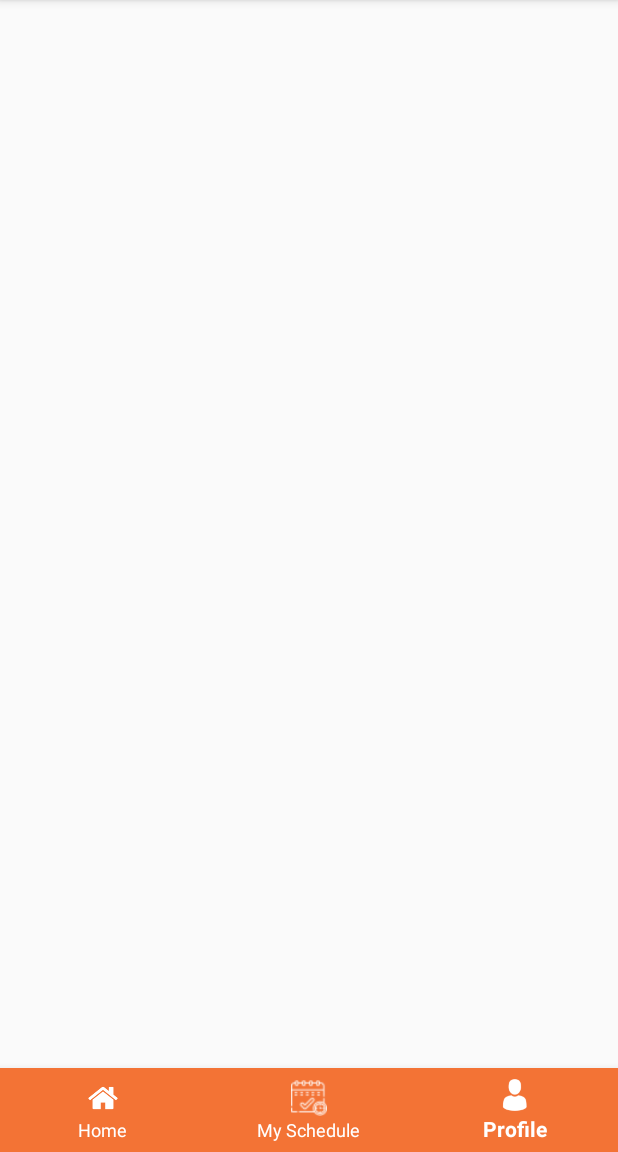
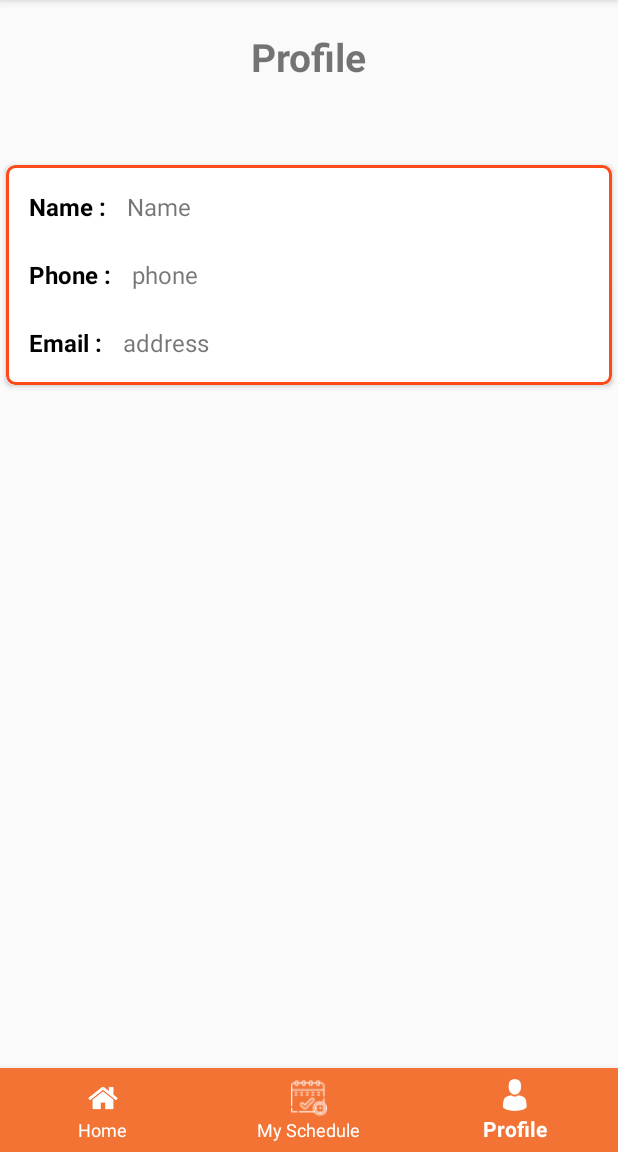
Before and after one commit to softwrengr/Firebase, an Android app: the fragment CustomerHomeFragment shown on its own in the app's theme, item 3 of the bottom bar chosen, on a phone screen of 412 x 824 dp, the part 84-1236 px from its top. Run offline under Robolectric (Android 15) with nearby library versions, the phone set to English and light mode, and no system bars; our stand-ins replace ButterKnife, Firebase (no records; nobody signed in at launch, a user with empty details on screens opened directly).

Commit message:
profile work done

```diff
--- a/app/build.gradle
+++ b/app/build.gradle
@@ -60,4 +60,6 @@ dependencies {
 
 
 
+
+
 apply plugin: 'com.google.gms.google-services'
--- a/app/src/main/java/com/techease/appointment/fragments/customer/CustomerHomeFragment.java
+++ b/app/src/main/java/com/techease/appointment/fragments/customer/CustomerHomeFragment.java
@@ -56,7 +56,7 @@ public class CustomerHomeFragment extends Fragment {
                     GeneralUtils.connectCustomerFragment(getActivity(),new CustomerAppointmentFragment());
                     return true;
                 case R.id.navigation_profile:
-                    Toast.makeText(getActivity(), "profile", Toast.LENGTH_SHORT).show();
+                    GeneralUtils.connectCustomerFragment(getActivity(),new CustomerProfileFragment());
                     return true;
             }
             return false;
--- /dev/null
+++ b/app/src/main/java/com/techease/appointment/fragments/customer/CustomerProfileFragment.java
@@ -0,0 +1,83 @@
+package com.techease.appointment.fragments.customer;
+
+import android.content.Context;
+import android.net.Uri;
+import android.os.Bundle;
+import android.support.v4.app.Fragment;
+import android.util.Log;
+import android.view.LayoutInflater;
+import android.view.View;
+import android.view.ViewGroup;
+import android.widget.TextView;
+import android.widget.Toast;
+
+import com.google.firebase.auth.FirebaseAuth;
+import com.google.firebase.database.DataSnapshot;
+import com.google.firebase.database.DatabaseError;
+import com.google.firebase.database.DatabaseReference;
+import com.google.firebase.database.FirebaseDatabase;
+import com.google.firebase.database.ValueEventListener;
+import com.techease.appointment.R;
+import com.techease.appointment.utilities.GeneralUtils;
+
+import butterknife.BindView;
+import butterknife.ButterKnife;
+
+
+public class CustomerProfileFragment extends Fragment {
+    @BindView(R.id.tv_profile_name)
+    TextView tvProfileName;
+    @BindView(R.id.tv_profile_phone)
+    TextView tvProfilePhone;
+    @BindView(R.id.tv_profile_email)
+    TextView tvProfileEmail;
+    View view;
+    private DatabaseReference databaseReference;
+    FirebaseDatabase firebaseDatabase;
+    private String strCustomerName;
+
+    @Override
+    public View onCreateView(LayoutInflater inflater, ViewGroup container,
+                             Bundle savedInstanceState) {
+        // Inflate the layout for this fragment
+        view = inflater.inflate(R.layout.fragment_customer_profile, container, false);
+        strCustomerName = GeneralUtils.getEmail(getActivity());
+        String[] splitStr = strCustomerName.split("@");
+        strCustomerName = splitStr[0];
+        initUI();
+        return view;
+    }
+
+    private void initUI() {
+        ButterKnife.bind(this, view);
+        firebaseDatabase = FirebaseDatabase.getInstance();
+        showProfileInfo();
+    }
+
+    private void showProfileInfo() {
+        databaseReference = firebaseDatabase.getReference("Profile").child(strCustomerName);
+        ValueEventListener eventListener = new ValueEventListener() {
+            @Override
+            public void onDataChange(DataSnapshot dataSnapshot) {
+
+                    if (!dataSnapshot.exists()) {
+                        Toast.makeText(getActivity(), "No data available", Toast.LENGTH_SHORT).show();
+                    } else {
+                        String name = dataSnapshot.child("name").getValue().toString();
+                        String phone = dataSnapshot.child("phone").getValue().toString();
+                        String email = dataSnapshot.child("email").getValue().toString();
+
+                        tvProfileName.setText(name);
+                        tvProfilePhone.setText(phone);
+                        tvProfileEmail.setText(email);
+                    }
+                }
+
+
+            @Override
+            public void onCancelled(DatabaseError databaseError) {
+            }
+        };
+        databaseReference.addListenerForSingleValueEvent(eventListener);
+    }
+}
--- a/app/src/main/java/com/techease/appointment/fragments/retailers/RetailerHomeFragment.java
+++ b/app/src/main/java/com/techease/appointment/fragments/retailers/RetailerHomeFragment.java
@@ -54,7 +54,7 @@ public class RetailerHomeFragment extends Fragment {
                     GeneralUtils.connectFrag(getActivity(),new SeeApointmentFragment());
                     return true;
                 case R.id.navigation_profile:
-                    Toast.makeText(getActivity(), "profile", Toast.LENGTH_SHORT).show();
+                    GeneralUtils.connectFrag(getActivity(),new RetailerProfileFragment());
                     return true;
             }
             return false;
--- /dev/null
+++ b/app/src/main/res/layout/fragment_customer_profile.xml
@@ -0,0 +1,134 @@
+<LinearLayout xmlns:android="http://schemas.android.com/apk/res/android"
+    xmlns:tools="http://schemas.android.com/tools"
+    android:layout_width="match_parent"
+    android:layout_height="match_parent"
+    xmlns:card_view="http://schemas.android.com/apk/res-auto"
+    android:orientation="vertical"
+    tools:context="com.techease.appointment.fragments.customer.CustomerProfileFragment">
+
+
+
+    <TextView
+        android:layout_width="wrap_content"
+        android:layout_height="wrap_content"
+        android:text="Profile"
+        android:textStyle="bold"
+        android:textSize="26sp"
+        android:layout_gravity="center"
+        android:layout_marginTop="20sp"/>
+
+
+
+    <android.support.v7.widget.CardView
+        android:layout_width="match_parent"
+        android:layout_height="wrap_content"
+        card_view:cardCornerRadius="5dp"
+        android:layout_gravity="center"
+        card_view:cardPreventCornerOverlap="true"
+        android:background="@color/white"
+        android:layout_marginTop="50sp"
+        card_view:cardUseCompatPadding="true">
+
+        <LinearLayout
+            android:layout_width="match_parent"
+            android:layout_height="wrap_content"
+            android:background="@drawable/box_shape"
+            android:padding="5sp"
+            android:orientation="vertical">
+
+
+            <LinearLayout
+                android:layout_width="match_parent"
+                android:layout_height="45sp"
+                android:layout_gravity="center"
+                android:orientation="horizontal">
+
+                <TextView
+                    android:layout_width="wrap_content"
+                    android:layout_height="wrap_content"
+                    android:text="Name : "
+                    android:textSize="16sp"
+                    android:textColor="@color/black"
+                    android:layout_gravity="center"
+                    android:layout_marginLeft="10sp"
+                    android:textStyle="bold"/>
+
+                <TextView
+                    android:id="@+id/tv_profile_name"
+                    android:layout_width="wrap_content"
+                    android:layout_height="wrap_content"
+                    android:text="Name"
+                    android:textSize="16sp"
+                    android:layout_gravity="center"
+                    android:layout_marginLeft="10sp"
+                    />
+
+
+            </LinearLayout>
+
+
+            <LinearLayout
+                android:layout_width="match_parent"
+                android:layout_height="45sp"
+                android:layout_gravity="center"
+                android:orientation="horizontal">
+
+                <TextView
+                    android:layout_width="wrap_content"
+                    android:layout_height="wrap_content"
+                    android:text="Phone : "
+                    android:textSize="16sp"
+                    android:textColor="@color/black"
+                    android:layout_gravity="center"
+                    android:layout_marginLeft="10sp"
+                    android:textStyle="bold"/>
+
+                <TextView
+                    android:id="@+id/tv_profile_phone"
+                    android:layout_width="wrap_content"
+                    android:layout_height="wrap_content"
+                    android:text="phone"
+                    android:textSize="16sp"
+                    android:layout_gravity="center"
+                    android:layout_marginLeft="10sp"
+                    />
+
+
+            </LinearLayout>
+
+
+
+            <LinearLayout
+                android:layout_width="match_parent"
+                android:layout_height="45sp"
+                android:layout_gravity="center"
+                android:orientation="horizontal">
+
+                <TextView
+                    android:layout_width="wrap_content"
+                    android:layout_height="wrap_content"
+                    android:text="Email : "
+                    android:textSize="16sp"
+                    android:textColor="@color/black"
+                    android:layout_gravity="center"
+                    android:layout_marginLeft="10sp"
+                    android:textStyle="bold"/>
+
+                <TextView
+                    android:id="@+id/tv_profile_email"
+                    android:layout_width="wrap_content"
+                    android:layout_height="wrap_content"
+                    android:text="address"
+                    android:textSize="16sp"
+                    android:layout_gravity="center"
+                    android:layout_marginLeft="10sp"
+                    />
+
+
+            </LinearLayout>
+
+        </LinearLayout>
+
+
+    </android.support.v7.widget.CardView>
+</LinearLayout>
```
Also changed, not shown: app/src/main/java/com/techease/appointment/fragments/customer/ShowCalendarFragment.java (+6 -8 lines), app/src/main/java/com/techease/appointment/fragments/loginSignupFragments/SignUpFragment.java (+43 -3 lines), app/src/main/java/com/techease/appointment/fragments/retailers/RetailerProfileFragment.java (added, +22 -0 lines), app/src/main/res/layout/fragment_retailer_profile.xml (added, +13 -0 lines), app/src/main/res/layout/fragment_sign_up.xml (+29 -14 lines).
